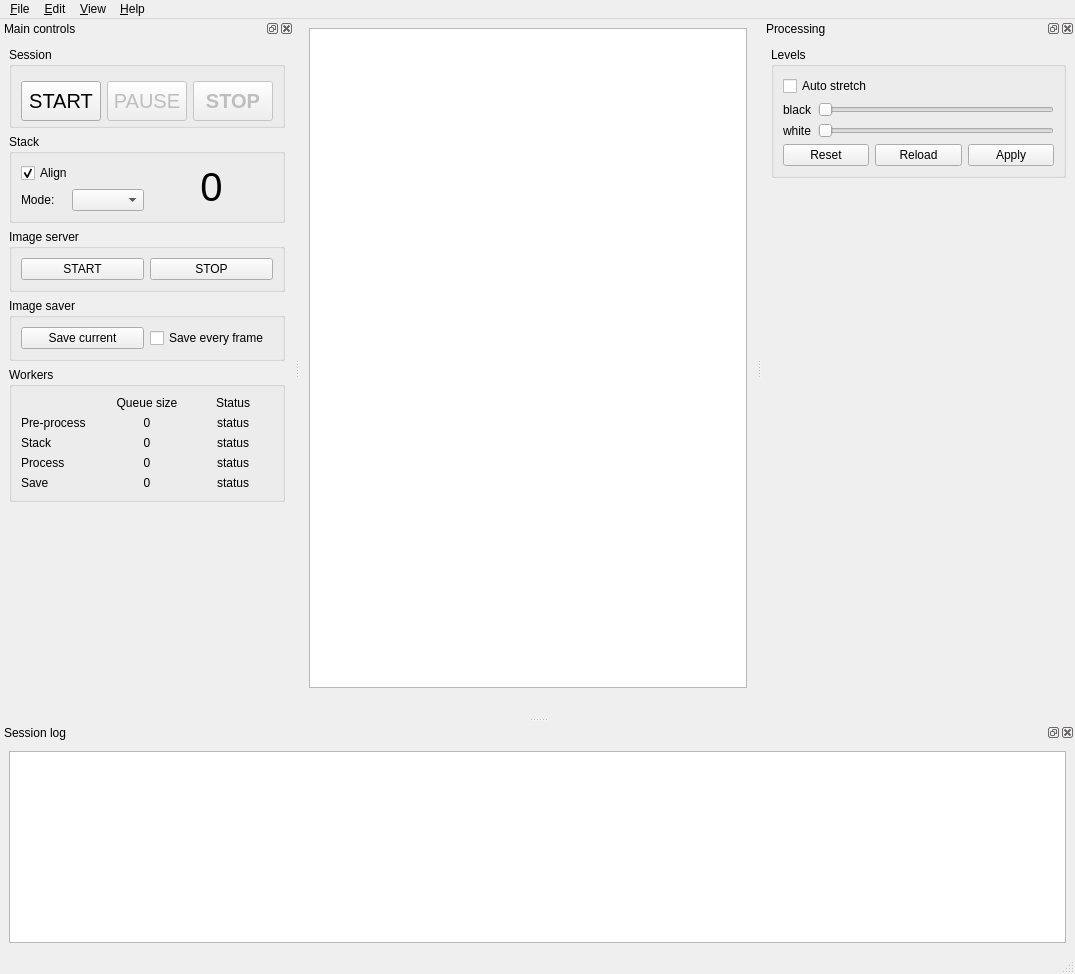
This is src/als/ui/als_ui.ui in gehelem/als as Qt 5 draws it before an edit. The edited form follows.
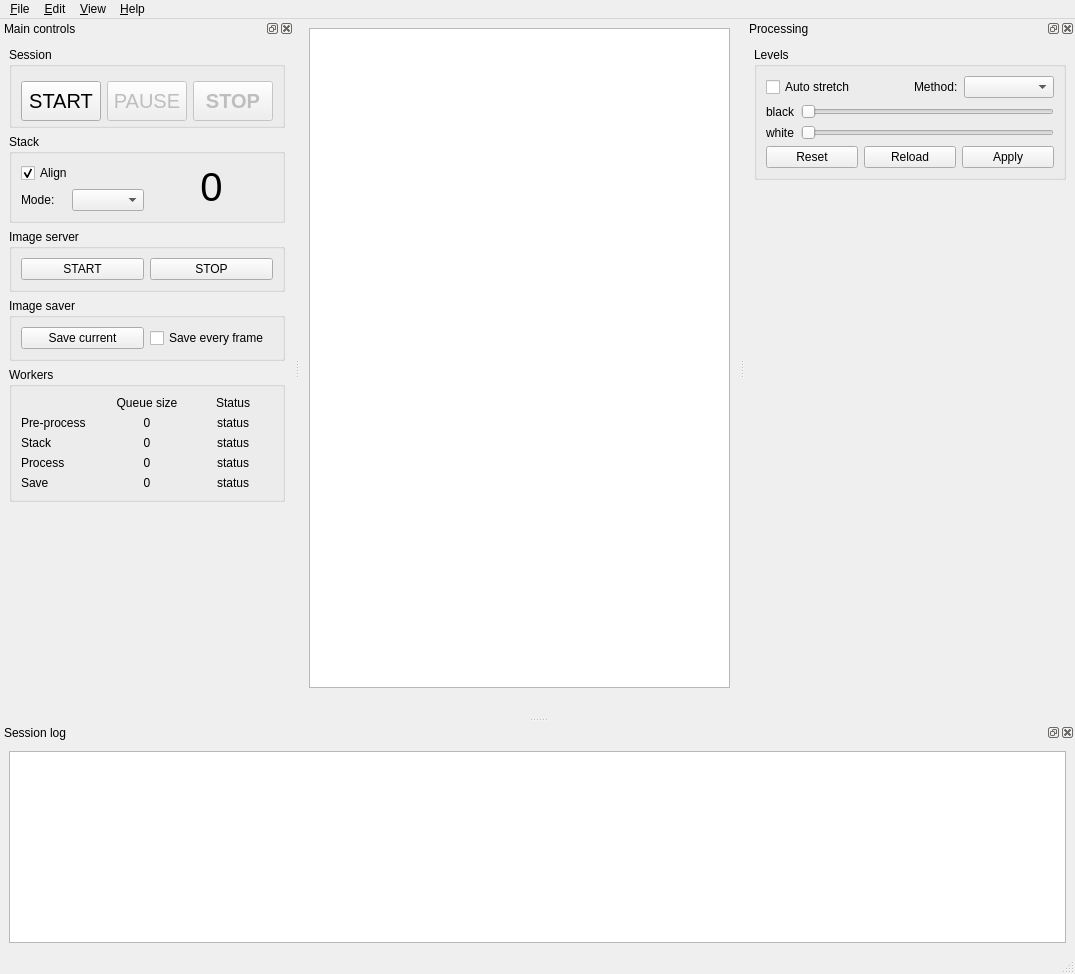
This is the edited form. Custom widgets are drawn as their Qt base class.

Commit message: introduce another auto-stretching method

Diff of the .ui file:
```diff
--- a/src/als/ui/als_ui.ui
+++ b/src/als/ui/als_ui.ui
@@ -639,8 +639,8 @@
   <widget class="QDockWidget" name="processing_dock">
    <property name="minimumSize">
     <size>
-     <width>313</width>
-     <height>194</height>
+     <width>330</width>
+     <height>197</height>
     </size>
    </property>
    <property name="allowedAreas">
@@ -667,11 +667,45 @@
        </property>
        <layout class="QVBoxLayout" name="verticalLayout_2">
         <item>
+         <layout class="QHBoxLayout" name="horizontalLayout_4">
+          <item>
          <widget class="QCheckBox" name="chk_autostretch">
           <property name="text">
            <string>Auto stretch</string>
           </property>
          </widget>
+          </item>
+          <item>
+           <spacer name="horizontalSpacer">
+            <property name="orientation">
+             <enum>Qt::Horizontal</enum>
+            </property>
+            <property name="sizeHint" stdset="0">
+             <size>
+              <width>40</width>
+              <height>20</height>
+             </size>
+            </property>
+           </spacer>
+          </item>
+          <item>
+           <widget class="QLabel" name="label_3">
+            <property name="text">
+             <string>Method:</string>
+            </property>
+           </widget>
+          </item>
+          <item>
+           <widget class="QComboBox" name="cb_levels_stretch_method">
+            <property name="minimumSize">
+             <size>
+              <width>90</width>
+              <height>0</height>
+             </size>
+            </property>
+           </widget>
+          </item>
+         </layout>
         </item>
         <item>
          <layout class="QGridLayout" name="gridLayout_2">
```
Lines whose indentation alone changed are shown as unchanged. The commit also changes 5 other files.
